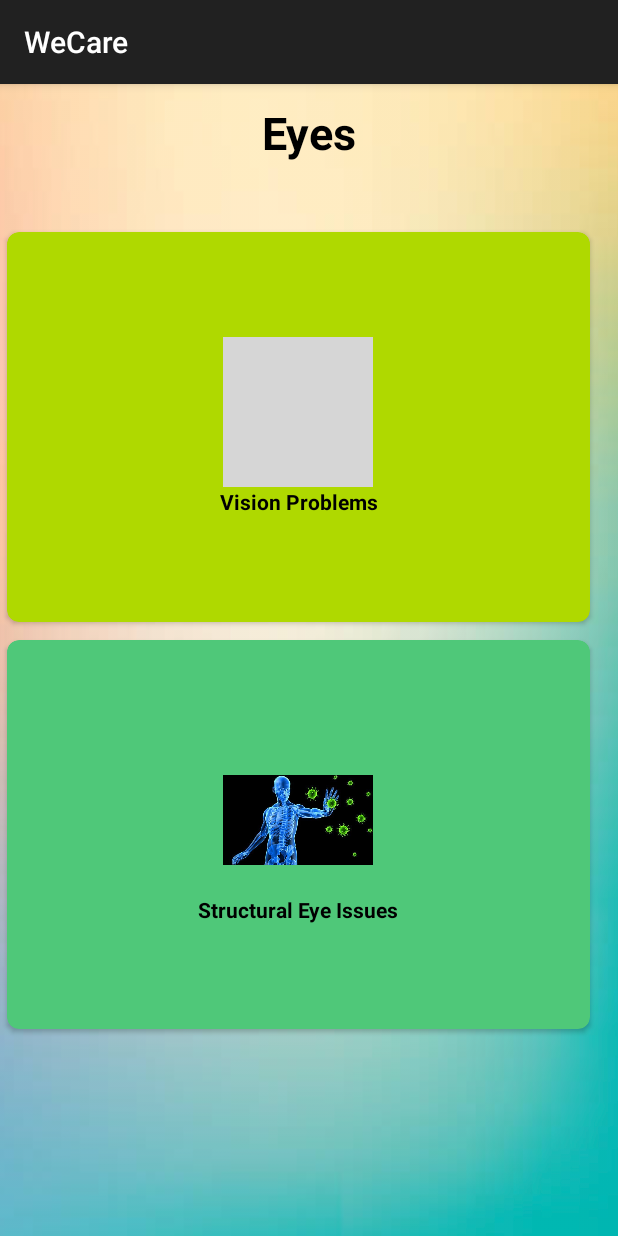
After one commit to krishnasmv/cs639-Team9, an Android app built with Jetpack Compose: the Eyes screen opened directly, with no data from a screen before it, on a phone screen of 412 x 824 dp. The commit adds this screen. Run offline under Robolectric (Android 15) with nearby library versions, the phone set to English and light mode, and no system bars; grey boxes are pictures that could not be loaded.

Commit message:
Eyes navigation

```diff
--- /dev/null
+++ b/app/src/main/java/com/example/wecare/Eyes.kt
@@ -0,0 +1,34 @@
+package com.example.wecare
+
+import android.os.Bundle
+import androidx.activity.enableEdgeToEdge
+import androidx.appcompat.app.AppCompatActivity
+import androidx.core.view.ViewCompat
+import androidx.core.view.WindowInsetsCompat
+import android.content.Context
+import android.content.Intent
+
+import android.widget.Toast
+import androidx.cardview.widget.CardView
+
+class Eyes : AppCompatActivity() {
+    private lateinit var binding: GeneralSymptoms
+    override fun onCreate(savedInstanceState: Bundle?) {
+        super.onCreate(savedInstanceState)
+//        enableEdgeToEdge()
+        setContentView(R.layout.activity_eyes);
+//        val sharedPreferences = getSharedPreferences("shared_prefs", Context.MODE_PRIVATE)
+//        val username = sharedPreferences.getString("username","").toString();
+//        Toast.makeText(applicationContext,"welcome "+username, Toast.LENGTH_SHORT).show();
+
+        val visioncard: CardView = findViewById(R.id.vision)
+        visioncard.setOnClickListener {
+            startActivity(Intent(this, Vision::class.java))
+        }
+
+        val eyestructcard: CardView = findViewById(R.id.eyestructure)
+            eyestructcard.setOnClickListener {
+            startActivity(Intent(this, EyeStructure::class.java))
+        }
+    }
+}
--- /dev/null
+++ b/app/src/main/res/layout/activity_eyes.xml
@@ -0,0 +1,110 @@
+<?xml version="1.0" encoding="utf-8"?>
+<androidx.constraintlayout.widget.ConstraintLayout xmlns:android="http://schemas.android.com/apk/res/android"
+    xmlns:app="http://schemas.android.com/apk/res-auto"
+    xmlns:tools="http://schemas.android.com/tools"
+    android:id="@+id/main"
+    android:layout_width="match_parent"
+    android:layout_height="match_parent"
+    android:background="@drawable/generalhealthbackgroundimage"
+    tools:context=".GeneralSymptoms">
+
+    <TextView
+        android:id="@+id/textView4"
+        android:layout_width="wrap_content"
+        android:layout_height="wrap_content"
+        android:layout_margin="12dp"
+        android:layout_marginHorizontal="50dp"
+        android:text="Eyes"
+        android:textColor="@color/black"
+        android:textSize="30sp"
+        android:textStyle="bold"
+        app:layout_constraintEnd_toEndOf="parent"
+        app:layout_constraintStart_toStartOf="parent"
+        app:layout_constraintTop_toTopOf="parent" />
+
+    <GridLayout
+        android:id="@+id/gridlayout"
+        android:layout_width="398dp"
+        android:layout_height="543dp"
+        android:layout_margin="40dp"
+        android:columnCount="1"
+        android:rowCount="2"
+        app:layout_constraintTop_toBottomOf="@+id/textView4"
+        tools:layout_editor_absoluteX="7dp">
+
+        <androidx.cardview.widget.CardView
+            android:id="@+id/vision"
+            android:layout_width="10dp"
+            android:layout_height="10dp"
+            android:layout_row="0"
+            android:layout_rowWeight="1"
+            android:layout_column="0"
+            android:layout_columnWeight="1"
+            android:layout_gravity="fill"
+            android:elevation="8dp"
+            app:cardBackgroundColor="#afd900"
+            app:cardCornerRadius="8dp"
+            app:cardUseCompatPadding="true">
+
+            <LinearLayout
+                android:layout_width="wrap_content"
+                android:layout_height="wrap_content"
+                android:layout_gravity="center_vertical|center_horizontal"
+                android:gravity="center"
+                android:orientation="vertical">
+
+                <ImageView
+                    android:layout_width="100dp"
+                    android:layout_height="100dp"
+                    android:src="@drawable/energyandvitality" />
+
+                <TextView
+                    android:layout_width="wrap_content"
+                    android:layout_height="match_parent"
+                    android:text="Vision Problems"
+                    android:textAlignment="center"
+                    android:textColor="@color/black"
+                    android:textStyle="bold" />
+            </LinearLayout>
+        </androidx.cardview.widget.CardView>
+
+        <androidx.cardview.widget.CardView
+            android:id="@+id/eyestructure"
+            android:layout_width="10dp"
+            android:layout_height="10dp"
+            android:layout_row="1"
+            android:layout_rowWeight="1"
+            android:layout_column="0"
+            android:layout_columnWeight="1"
+            android:layout_gravity="fill"
+            android:elevation="8dp"
+            app:cardBackgroundColor="#4fc879"
+            app:cardCornerRadius="8dp"
+            app:cardUseCompatPadding="true">
+
+            <LinearLayout
+                android:layout_width="wrap_content"
+                android:layout_height="wrap_content"
+                android:layout_gravity="center_vertical|center_horizontal"
+                android:gravity="center"
+                android:orientation="vertical">
+
+                <ImageView
+                    android:layout_width="100dp"
+                    android:layout_height="100dp"
+                    android:src="@drawable/immunesystem" />
+
+                <TextView
+                    android:layout_width="wrap_content"
+                    android:layout_height="match_parent"
+                    android:text="Structural Eye Issues"
+                    android:textAlignment="center"
+                    android:textColor="@color/black"
+                    android:textStyle="bold" />
+            </LinearLayout>
+        </androidx.cardview.widget.CardView>
+
+
+    </GridLayout>
+
+</androidx.constraintlayout.widget.ConstraintLayout>
```
Also changed, not shown: app/src/main/AndroidManifest.xml (+9 -0 lines), app/src/main/java/com/example/wecare/EyeStructure.kt (added, +39 -0 lines), app/src/main/java/com/example/wecare/HomeActivity.kt (+8 -0 lines), app/src/main/java/com/example/wecare/Vision.kt (added, +38 -0 lines), app/src/main/res/layout/activity_eye_structure.xml (added, +30 -0 lines), app/src/main/res/layout/activity_vision.xml (added, +30 -0 lines).
